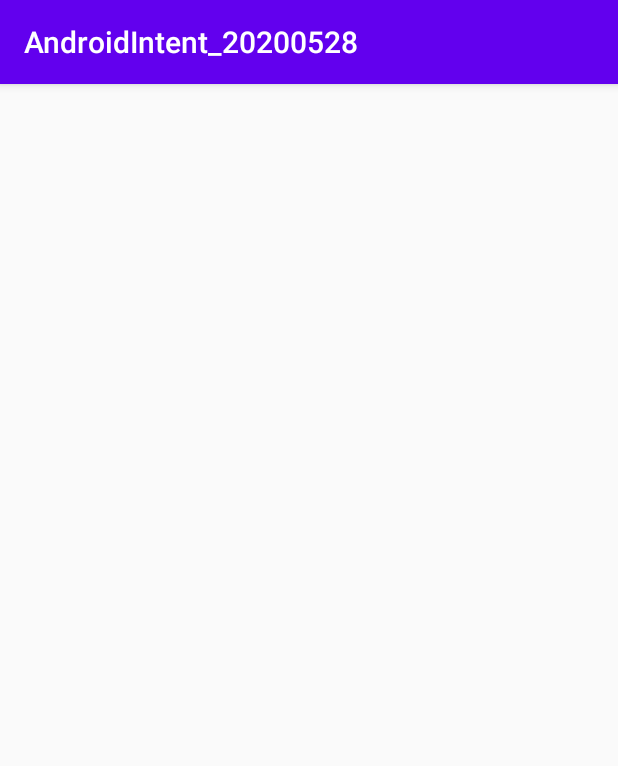
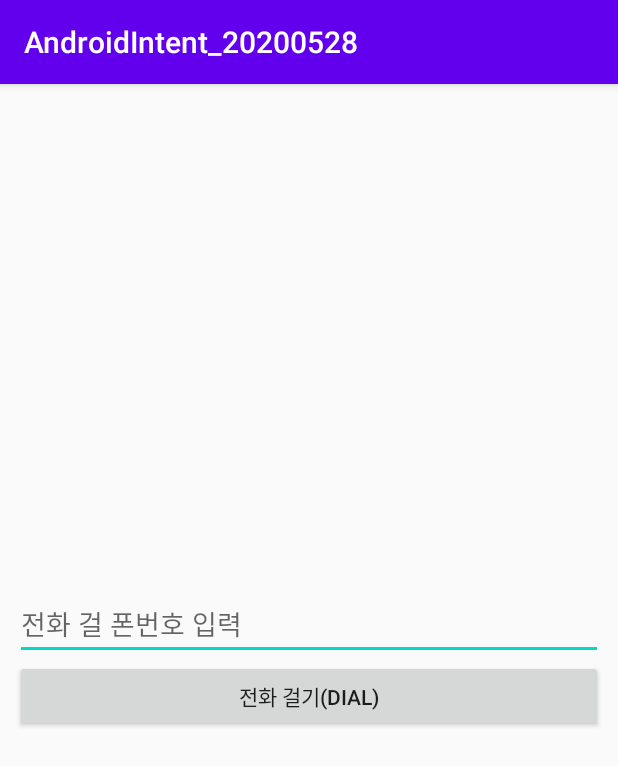
Before and after one commit to kswiiz0/AndroidIntent_20200528, an Android app: the screen it shows after launch (MainActivity), on a phone screen of 412 x 824 dp. Shown: the top 766 px of the screen. Run offline under Robolectric (Android 15) with nearby library versions, the phone set to English and light mode, and no system bars.

Commit message:
강제로 지정한 번호로 전화걸기 ( DIAL )  - 통화버튼 누리기 직전

```diff
--- a/app/src/main/res/layout/activity_main.xml
+++ b/app/src/main/res/layout/activity_main.xml
@@ -5,7 +5,24 @@
     android:layout_width="match_parent"
     android:layout_height="match_parent"
     android:orientation="vertical"
+    android:gravity="center"
+    android:padding="10dp"
     tools:context=".MainActivity">
+
+    <EditText
+        android:id="@+id/phoneNumEdt"
+        android:layout_width="match_parent"
+        android:layout_height="wrap_content"
+        android:hint="전화 걸 폰번호 입력"
+        android:inputType="phone"
+        />
+
+    <Button
+        android:id="@+id/dialBtn"
+        android:layout_width="match_parent"
+        android:layout_height="wrap_content"
+        android:text="전화 걸기(DIAL)"
+        />
 
 
 </LinearLayout>
```
Also changed, not shown: app/src/main/java/com/phis/androidintent_20200528/MainActivity.kt (+17 -0 lines).
